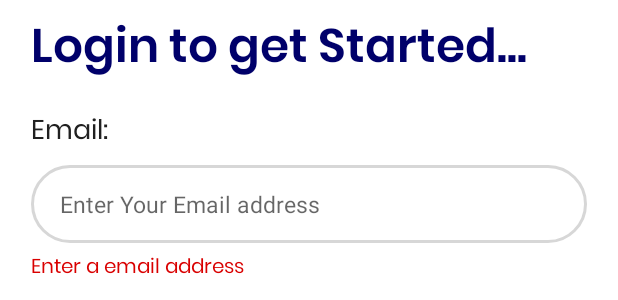
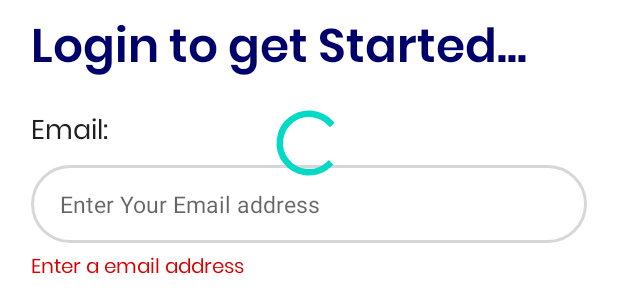
Before and after one commit to sahilpvns/DriveOP, an Android app: the layout fragment_login_home.xml on its own in the app's theme, with its tools: preview values and no code run, on a phone screen of 412 x 824 dp. Shown: the part 475-775 px from the top of the screen. Run offline under Robolectric (Android 15) with nearby library versions, the light colour scheme and no system bars.

Commit message:
fix code some

```diff
--- a/app/src/main/java/com/supplyop/driveop/login/fragment/ShipmentGeneralDetailsFragment.kt
+++ b/app/src/main/java/com/supplyop/driveop/login/fragment/ShipmentGeneralDetailsFragment.kt
@@ -92,7 +92,6 @@ class ShipmentGeneralDetailsFragment(
     }
 
     private fun alertdialogCall() {
-
         val customDialog = Dialog(requireActivity())
         customDialog.setContentView(R.layout.alertdialog_call)
         customDialog.window?.setLayout(ViewGroup.LayoutParams.MATCH_PARENT, ViewGroup.LayoutParams.WRAP_CONTENT)
--- a/app/src/main/res/layout/fragment_login_home.xml
+++ b/app/src/main/res/layout/fragment_login_home.xml
@@ -170,9 +170,10 @@
 
     <ProgressBar
         android:id="@+id/prgbar"
-        android:layout_width="@dimen/_48sdp"
-        android:layout_height="@dimen/_48sdp"
+        android:layout_width="@dimen/_40sdp"
+        android:layout_height="@dimen/_40sdp"
         android:visibility="gone"
+        tools:visibility="visible"
         app:layout_constraintBottom_toBottomOf="parent"
         app:layout_constraintEnd_toEndOf="parent"
         app:layout_constraintStart_toStartOf="parent"
```
Also changed, not shown: app/src/main/java/com/supplyop/driveop/login/activity/DashboardActivity.kt (+4 -3 lines).
